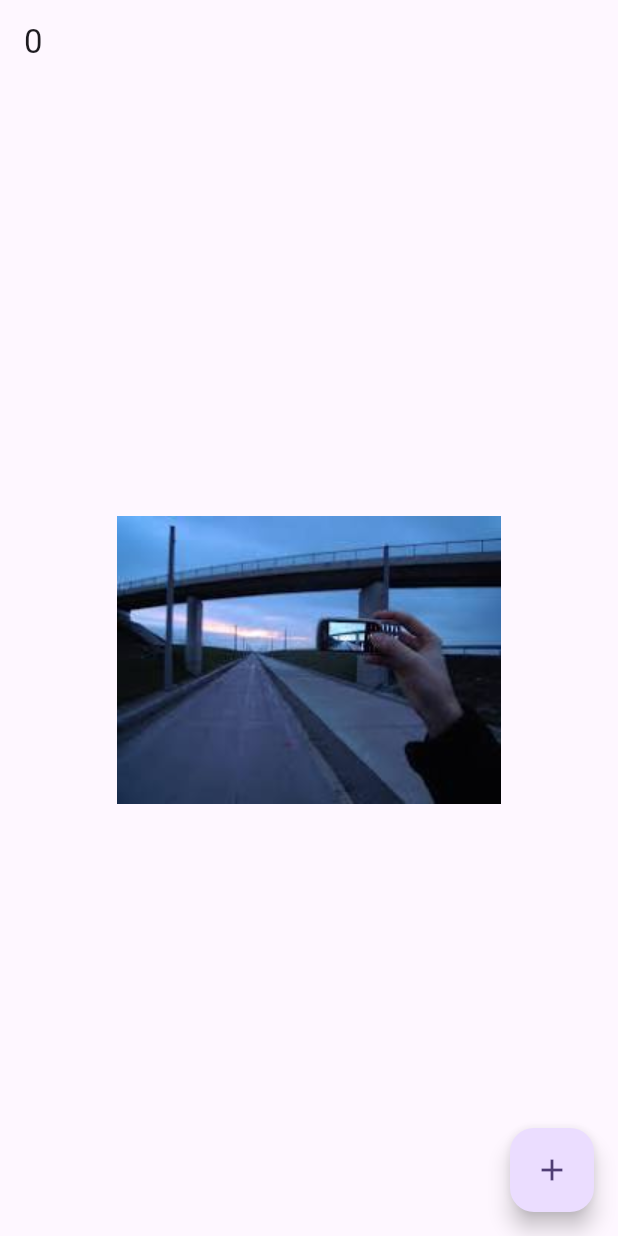
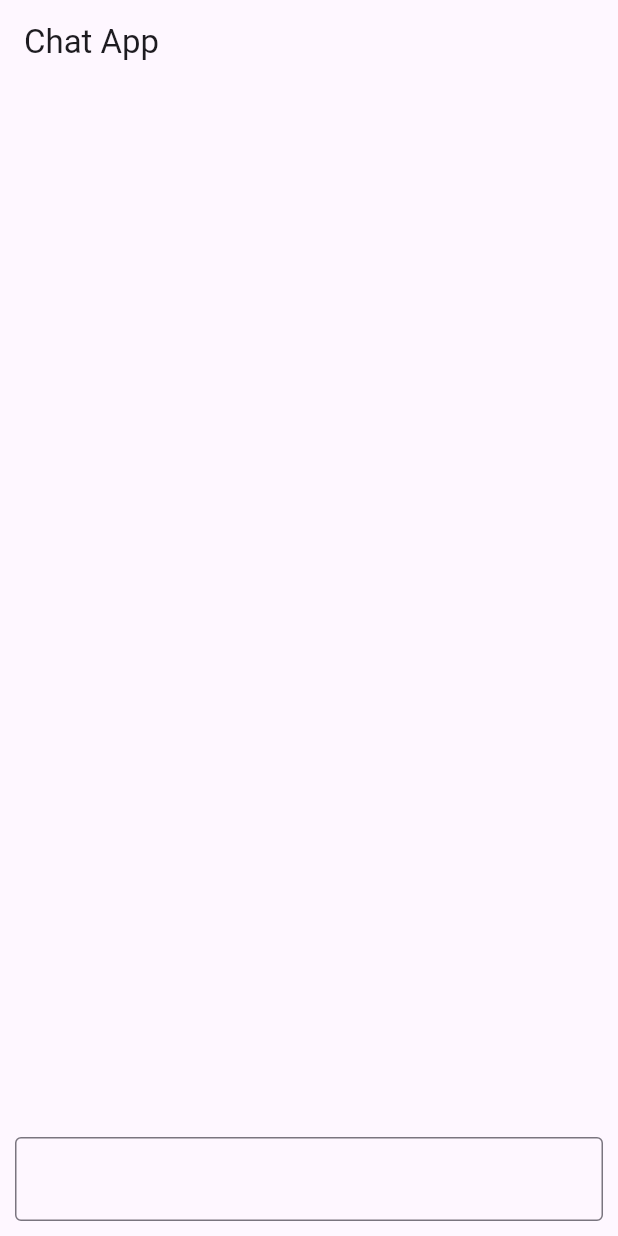
Before and after one commit to AboodAyyash/flutter-feb-2024, a Flutter app: the screen it shows after launch, on a phone screen of 412 x 824 dp. Run offline on Flutter 3.47's test engine with Material 3 defaults, Android fonts, the phone set to English and light mode, and no system bars; our stand-ins replace flutter_translate, google_fonts, shared_preferences, sqflite; accounts and stored records are empty; Roboto replaces fonts that are missing (Cairo).

Commit message:
5-5-2024

```diff
--- /dev/null
+++ b/lib/chat.dart
@@ -0,0 +1,146 @@
+import 'dart:async';
+
+import 'package:flutter/material.dart';
+import 'package:shared_preferences/shared_preferences.dart';
+
+class Message {
+  String message;
+  bool fromMe;
+  Message(this.message, this.fromMe);
+}
+
+class ChatPage extends StatefulWidget {
+  const ChatPage({super.key});
+
+  @override
+  State<ChatPage> createState() => _ChatPageState();
+}
+
+class _ChatPageState extends State<ChatPage> {
+  bool showData = false;
+
+  List<Message> messages = [];
+  TextEditingController messageCon = TextEditingController();
+
+  var streamData = StreamController.broadcast();
+  @override
+  void initState() {
+    // TODO: implement initState
+    super.initState();
+  }
+
+  Future<dynamic> getFromStorage() async {
+    await Future.delayed(Duration(seconds: 2));
+    SharedPreferences sharedPreferences = await SharedPreferences.getInstance();
+    return "Hello";
+  }
+
+  Future setFromStorage() async {
+    SharedPreferences sharedPreferences = await SharedPreferences.getInstance();
+
+    sharedPreferences.setString("key", "Future 5");
+  }
+
+  Stream<int> getNumbers() async* {
+    for (var i = 0; i < 20; i++) {
+      await Future.delayed(Duration(seconds: 1));
+      yield i;
+    }
+  }
+
+  void sendMessage() {
+    Timer(Duration(seconds: 1), () {
+      messages.add(Message(messageCon.text.toString(), true));
+      messageCon.text = "";
+      streamData.sink.add("event");
+    });
+  }
+
+  @override
+  Widget build(BuildContext context) {
+    return Scaffold(
+      appBar: AppBar(
+        title: const Text("Chat App"),
+        actions: const [
+          /*  IconButton(
+            onPressed: () async {
+              await setFromStorage();
+              showData = true;
+              setState(() {});
+            },
+            icon: const Icon(Icons.get_app),
+          ),
+          IconButton(
+            onPressed: () async {
+              Map dd = {"key":"value"};
+              streamData.sink.add(dd);
+            },
+            icon: const Icon(Icons.abc_outlined),
+          ), */
+        ],
+      ),
+      /*     body: !showData
+          ? Container()
+          : FutureBuilder(
+              future: getFromStorage(),
+              builder: (BuildContext context, snapshot) {
+                print(snapshot.data);
+                if (snapshot.connectionState == ConnectionState.waiting) {
+                  return const Center(child: CircularProgressIndicator());
+                }
+
+                if (snapshot.data == null) {
+                  return const Text("No Data");
+                }
+                return Text(snapshot.data.toString());
+              },
+            ), */
+
+      /* body: StreamBuilder<int>(
+        stream: getNumbers(),
+        builder: (BuildContext context, snapshot) {
+          return Text(snapshot.data.toString());
+        },
+      ), */
+
+      body: ListView(
+        reverse: true,
+        children: [
+          Container(
+            margin: EdgeInsets.all(10),
+            child: TextField(
+              controller: messageCon,
+              decoration: InputDecoration(border: OutlineInputBorder()),
+              onSubmitted: (value) {
+                sendMessage();
+              },
+            ),
+          ),
+          StreamBuilder(
+            stream: streamData.stream,
+            builder: (BuildContext context, snapshot) {
+              return ListView.builder(
+                shrinkWrap: true,
+                physics: NeverScrollableScrollPhysics(),
+                itemCount: messages.length,
+                itemBuilder: (context, index) {
+                  return chatBubble(messages[index]);
+                },
+              );
+            },
+          ),
+        ],
+      ),
+    );
+  }
+
+  Widget chatBubble(Message message) {
+    return Container(
+      alignment: message.fromMe ? Alignment.centerRight : Alignment.bottomLeft,
+      child: Text(
+        message.message,
+        style: TextStyle(fontSize: 50),
+      ),
+    );
+  }
+}
--- a/lib/main.dart
+++ b/lib/main.dart
@@ -1,12 +1,11 @@
 import 'dart:async';
-import 'package:app/pages/notes.dart';
+import 'package:app/chat.dart';
 import 'package:flutter/material.dart';
 import 'package:flutter/widgets.dart';
 import 'package:flutter_localizations/flutter_localizations.dart';
 import 'package:flutter_translate/flutter_translate.dart';
 import 'package:google_fonts/google_fonts.dart';
 
-String gg = '';
 void main() async {
   var delegate = await LocalizationDelegate.create(
       fallbackLocale: 'en', supportedLocales: ['en', 'ar']);
@@ -37,12 +36,11 @@ class MyApp extends StatelessWidget {
         ],
         supportedLocales: localizationDelegate.supportedLocales,
         locale: localizationDelegate.currentLocale,
-        home: NotesPage(),
+        home: ChatPage(),
       ),
     );
   }
 }
 
 
-// TODO List app (TODO => title, body , date, status(done, pending))
-// SQFLITE
+//Google Map
```
